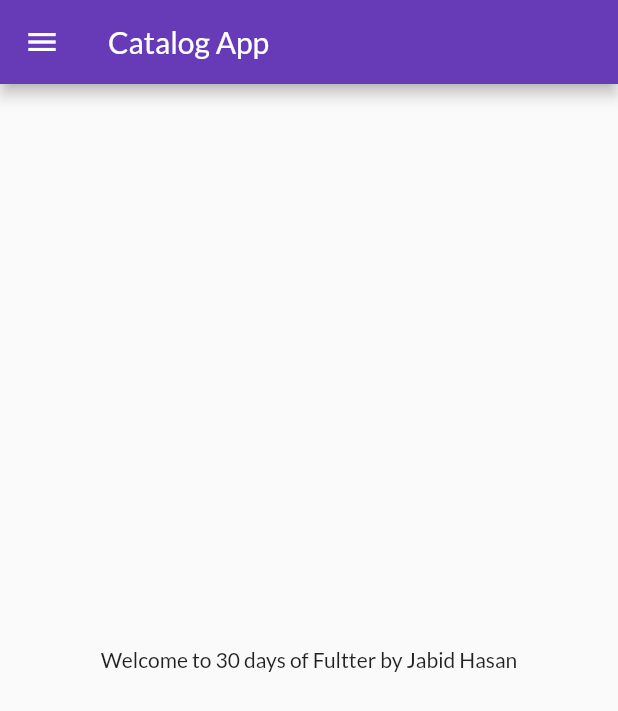
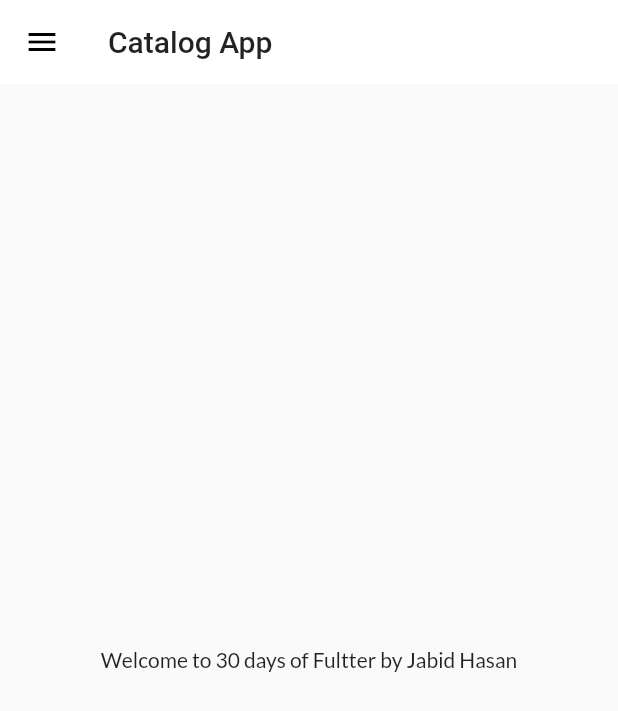
Before and after one commit to Jabidgithub/30_Days_of_Flutter, a Flutter app: the screen it shows after launch, on a phone screen of 412 x 824 dp. Shown: the top 711 px of the screen. Run offline on Flutter 3.47's test engine with Material 2 defaults, Android fonts, the phone set to English and light mode, and no system bars; our stand-ins replace google_fonts.

Commit message:
theme extracted

```diff
--- a/flutter_catalog/lib/main.dart
+++ b/flutter_catalog/lib/main.dart
@@ -1,7 +1,7 @@
 import 'package:flutter/material.dart';
 import 'package:flutter_catalog/pages/home_page.dart';
 import 'package:flutter_catalog/pages/login_page.dart';
-import 'package:google_fonts/google_fonts.dart';
+import 'package:flutter_catalog/widgets/themes.dart';
 import 'package:flutter_catalog/utils/routes.dart';
 
 void main() => runApp(MyApp());
@@ -14,12 +14,8 @@ class MyApp extends StatelessWidget {
     return MaterialApp(
         // home: HomePage(),
         themeMode:ThemeMode.light,
-        theme: ThemeData(
-          primarySwatch: Colors.deepPurple,
-          fontFamily: GoogleFonts.lato().fontFamily,
-          // primaryTextTheme:GoogleFonts.latoTextTheme(),
-        ),
-        darkTheme: ThemeData(brightness: Brightness.dark),
+        theme: MyTheme.lightTheme(context),
+        darkTheme: MyTheme.darkTheme(context),
         initialRoute: MyRoutes.homeRoute,
         routes: {
           "/": (context)=>LoginPage(),
--- a/flutter_catalog/lib/pages/home_page.dart
+++ b/flutter_catalog/lib/pages/home_page.dart
@@ -24,10 +24,4 @@ class HomePage extends StatelessWidget {
         );
   }
 
-  bringVegitables(int rupees){
-    // take cycle
-
-    // go to sector 16
-
-  }
 }
--- /dev/null
+++ b/flutter_catalog/lib/widgets/themes.dart
@@ -0,0 +1,28 @@
+import 'package:flutter/material.dart';
+
+
+
+import 'package:flutter/material.dart';
+import 'package:google_fonts/google_fonts.dart';
+
+
+
+class MyTheme {
+  static ThemeData lightTheme(BuildContext context) => ThemeData(
+      primarySwatch: Colors.deepPurple,
+      fontFamily: GoogleFonts.lato().fontFamily,
+      appBarTheme: AppBarTheme(
+        color: Colors.white,
+        elevation: 0.0,
+        iconTheme: IconThemeData(color: Colors.black),
+        textTheme: Theme.of(context).textTheme,
+      ));
+
+
+  static ThemeData darkTheme(BuildContext context) => ThemeData(
+
+      brightness: Brightness.dark
+
+
+      );
+}
```
Also changed, not shown: flutter_catalog/lib/pages/login_page.dart (line endings or trailing spaces).
